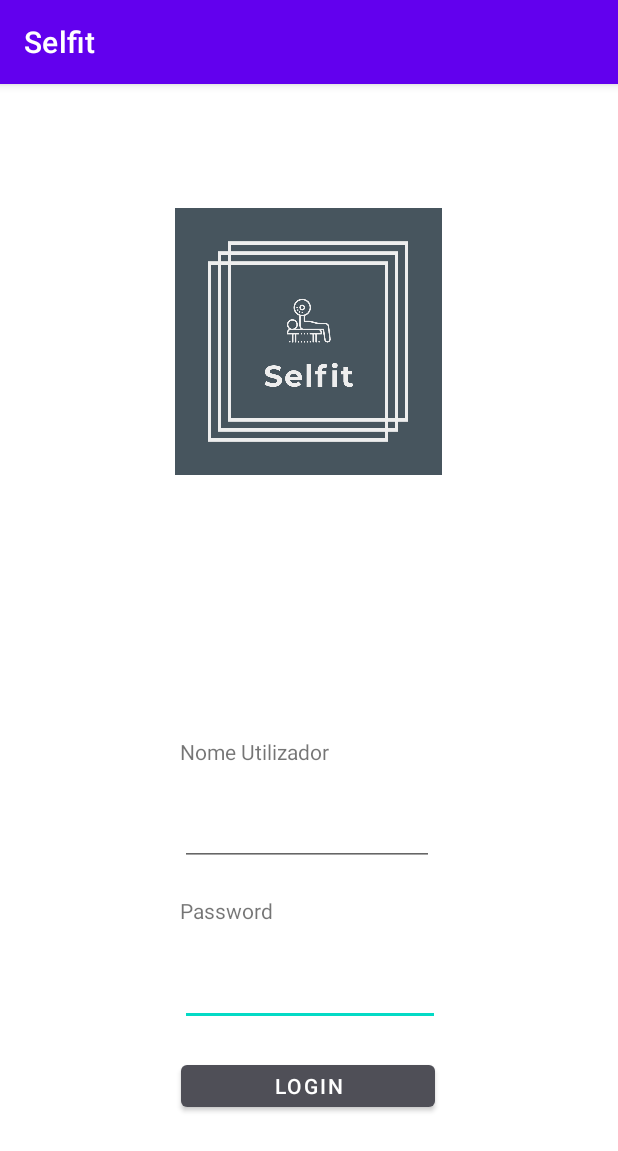
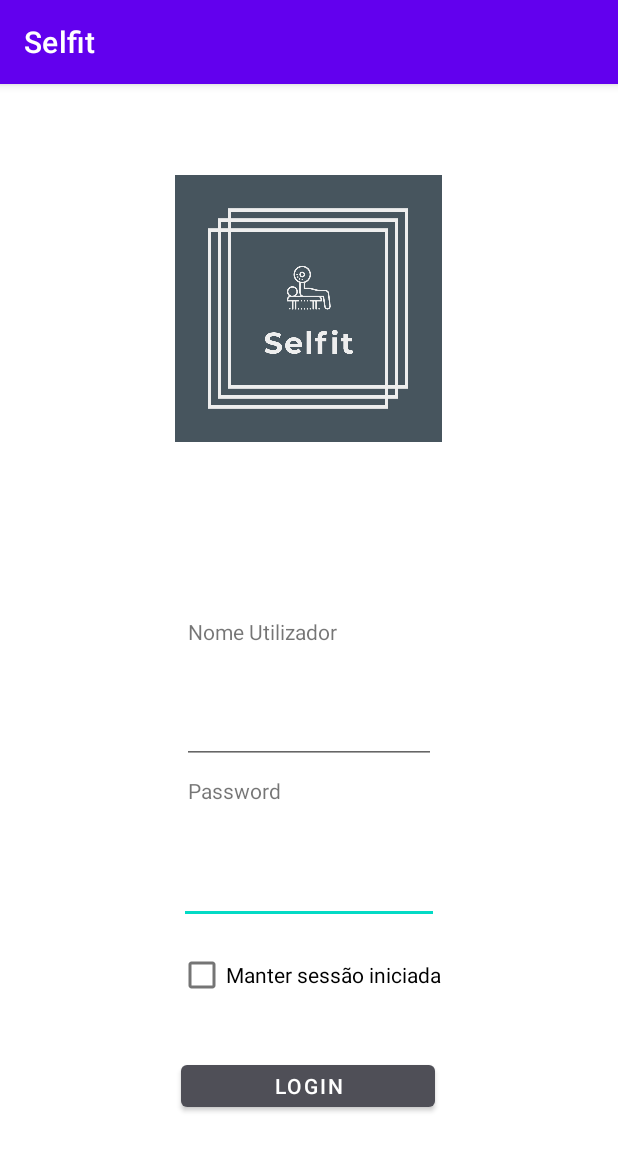
Before and after one commit to pedromprdias/Selfit, an Android app: the screen it shows after launch (MainActivity), after a tap on "LOGIN", on a phone screen of 412 x 824 dp. Shown: the top 1151 px of the screen. Run offline under Robolectric (Android 15) with nearby library versions, the phone set to English and light mode, and no system bars.

Commit message:
added login and auto login via shared preferences

```diff
--- /dev/null
+++ b/app/src/main/java/ipvc/estg/selfit/activities/MainActivity.kt
@@ -0,0 +1,118 @@
+package ipvc.estg.selfit.activities
+
+import android.content.Context
+import android.content.Intent
+import android.content.SharedPreferences
+import androidx.appcompat.app.AppCompatActivity
+import android.os.Bundle
+import android.view.View
+import android.widget.CheckBox
+import android.widget.EditText
+import android.widget.Toast
+import ipvc.estg.selfit.R
+import ipvc.estg.selfit.api.Endpoints
+import ipvc.estg.selfit.api.LoginOutput
+import ipvc.estg.selfit.api.ServiceBuilder
+import retrofit2.Call
+import retrofit2.Callback
+import retrofit2.Response
+import java.security.MessageDigest
+
+class MainActivity : AppCompatActivity() {
+    override fun onCreate(savedInstanceState: Bundle?) {
+        super.onCreate(savedInstanceState)
+        setContentView(R.layout.activity_main)
+
+        //read shared preferences file and get check if auto login is enable
+        val sharedPreferences: SharedPreferences = getSharedPreferences(getString(R.string.preferencesFile), Context.MODE_PRIVATE)
+
+        val autoLogin: Boolean = sharedPreferences.getBoolean("autoLogin", false)
+
+        //if so, move to home page
+        if(autoLogin) {
+            val intent = Intent(this@MainActivity, HomePage::class.java)
+            startActivity(intent)
+            finish()
+            //else, clear shared preferences
+        } else {
+            var sharedPreferences: SharedPreferences = getSharedPreferences(getString(R.string.preferencesFile), Context.MODE_PRIVATE)
+            with (sharedPreferences.edit()) {
+                putString("accessToken", "")
+                putBoolean("autoLogin", false)
+                commit()
+            }
+        }
+    }
+
+    //when clicking login button
+    fun login(view: View) {
+
+        //get inserted credentials
+        var username: String = findViewById<EditText>(R.id.inserir_nome).text.toString()
+        var password: String = findViewById<EditText>(R.id.inserir_pass).text.toString()
+
+        //if one of them is empty warn the user and stop
+        if(username == "") {
+            Toast.makeText(this@MainActivity, getString(R.string.noUsername), Toast.LENGTH_SHORT).show()
+        } else if(password == "") {
+            Toast.makeText(this@MainActivity, getString(R.string.noPassword), Toast.LENGTH_SHORT).show()
+            //else, hash the password
+        } else {
+            val md: MessageDigest = MessageDigest.getInstance("SHA-256")
+
+            md.update(password.toByteArray(Charsets.UTF_8))
+            val clone: MessageDigest = md.clone() as MessageDigest
+            val digest: ByteArray = clone.digest()
+
+            val hashedPassword = StringBuilder()
+
+            digest.forEach { byte -> hashedPassword.append(String.format("%02X", byte)) }
+
+            val request = ServiceBuilder.buildService(Endpoints::class.java)
+            val call = request.login(username, hashedPassword.toString())
+
+            //make loggin request to the api using the inserted credentials
+            call.enqueue(object : Callback<LoginOutput> {
+                override fun onResponse(call: Call<LoginOutput>, response: Response<LoginOutput>) {
+                    //if the call is successful, open the shared preferences and store the access token
+                    if(response.isSuccessful) {
+                        var sharedPreferences: SharedPreferences = getSharedPreferences(
+                            getString(R.string.preferencesFile),
+                            Context.MODE_PRIVATE
+                        )
+                        with(sharedPreferences.edit()) {
+                            putString("accessToken", response.body()!!.accessToken)
+                            commit()
+                        }
+                        //if auto login is enabled, store that info in the preferences
+                        if (findViewById<CheckBox>(R.id.keepLoggedCheckbox).isChecked) {
+                            sharedPreferences = getSharedPreferences(
+                                getString(R.string.preferencesFile),
+                                Context.MODE_PRIVATE
+                            )
+                            with(sharedPreferences.edit()) {
+                                putBoolean("autoLogin", true)
+                                commit()
+                            }
+                        }
+                        //go to the home page
+                        val intent = Intent(this@MainActivity, HomePage::class.java)
+                        startActivity(intent)
+                        finish()
+                    } else {
+                        //if the call is not successful, check the error code and warn the user accordingly
+                        when (response.code()){
+                            400 -> Toast.makeText(this@MainActivity, getString(R.string.erro), Toast.LENGTH_SHORT).show()
+                            401 -> Toast.makeText(this@MainActivity, getString(R.string.credenciaisInvalidas), Toast.LENGTH_SHORT).show()
+                        }
+                    }
+                }
+
+                //if there is a connection error warn the user
+                override fun onFailure(call: Call<LoginOutput>, t: Throwable) {
+                    Toast.makeText(this@MainActivity, getString(R.string.connectionError), Toast.LENGTH_SHORT).show()
+                }
+            })
+        }
+    }
+}
--- /dev/null
+++ b/app/src/main/java/ipvc/estg/selfit/api/Endpoints.kt
@@ -0,0 +1,17 @@
+package ipvc.estg.selfit.api
+
+import retrofit2.Call
+import retrofit2.http.Field
+import retrofit2.http.FormUrlEncoded
+import retrofit2.http.POST
+
+interface Endpoints {
+
+    //login endpoint
+    @FormUrlEncoded
+    @POST("login")
+    fun login(
+        @Field("username") username: String,
+        @Field("password") password: String
+    ): Call<LoginOutput>
+}
--- a/app/src/main/res/layout/activity_main.xml
+++ b/app/src/main/res/layout/activity_main.xml
@@ -1,55 +1,54 @@
 <?xml version="1.0" encoding="utf-8"?>
-<androidx.constraintlayout.widget.ConstraintLayout
-    xmlns:android="http://schemas.android.com/apk/res/android"
+<androidx.constraintlayout.widget.ConstraintLayout xmlns:android="http://schemas.android.com/apk/res/android"
     xmlns:app="http://schemas.android.com/apk/res-auto"
     xmlns:tools="http://schemas.android.com/tools"
     android:layout_width="match_parent"
     android:layout_height="match_parent">
 
+    <TextView
+        android:id="@+id/nomeUtilizador"
+        android:layout_width="161dp"
+        android:layout_height="28dp"
+        android:layout_marginBottom="32dp"
+        android:text="@string/nomeUser"
+        app:layout_constraintBottom_toTopOf="@+id/inserir_nome"
+        app:layout_constraintEnd_toEndOf="parent"
+        app:layout_constraintHorizontal_bias="0.5"
+        app:layout_constraintStart_toStartOf="parent" />
+
     <EditText
         android:id="@+id/inserir_pass"
         android:layout_width="173dp"
         android:layout_height="41dp"
-        android:layout_marginBottom="20dp"
+        android:layout_marginBottom="10dp"
         android:ems="10"
         android:inputType="textPassword"
-        app:layout_constraintBottom_toTopOf="@+id/login_button"
+        app:layout_constraintBottom_toTopOf="@+id/keepLoggedCheckbox"
         app:layout_constraintEnd_toEndOf="parent"
-        app:layout_constraintHorizontal_bias="0.504"
+        app:layout_constraintHorizontal_bias="0.5"
         app:layout_constraintStart_toStartOf="parent" />
 
     <TextView
-        android:id="@+id/nomeUtilizador"
+        android:id="@+id/password"
         android:layout_width="161dp"
-        android:layout_height="28dp"
-        android:layout_marginBottom="20dp"
-        android:text="@string/nomeUser"
-        app:layout_constraintBottom_toTopOf="@+id/inserir_nome"
+        android:layout_height="25dp"
+        android:layout_marginBottom="32dp"
+        android:text="Password"
+        app:layout_constraintBottom_toTopOf="@+id/inserir_pass"
         app:layout_constraintEnd_toEndOf="parent"
-        app:layout_constraintHorizontal_bias="0.48"
+        app:layout_constraintHorizontal_bias="0.5"
         app:layout_constraintStart_toStartOf="parent" />
 
     <EditText
         android:id="@+id/inserir_nome"
         android:layout_width="169dp"
         android:layout_height="38dp"
-        android:layout_marginBottom="20dp"
+        android:layout_marginBottom="8dp"
         android:ems="10"
         android:inputType="textPersonName"
         app:layout_constraintBottom_toTopOf="@+id/password"
         app:layout_constraintEnd_toEndOf="parent"
-        app:layout_constraintHorizontal_bias="0.495"
-        app:layout_constraintStart_toStartOf="parent" />
-
-    <TextView
-        android:id="@+id/password"
-        android:layout_width="161dp"
-        android:layout_height="25dp"
-        android:layout_marginBottom="20dp"
-        android:text="Password"
-        app:layout_constraintBottom_toTopOf="@+id/inserir_pass"
-        app:layout_constraintEnd_toEndOf="parent"
-        app:layout_constraintHorizontal_bias="0.48"
+        app:layout_constraintHorizontal_bias="0.5"
         app:layout_constraintStart_toStartOf="parent" />
 
     <Button
@@ -78,4 +77,15 @@
         app:layout_constraintTop_toTopOf="parent"
         app:layout_constraintVertical_bias="0.276"
         app:srcCompat="@drawable/logo" />
+
+    <CheckBox
+        android:id="@+id/keepLoggedCheckbox"
+        android:layout_width="wrap_content"
+        android:layout_height="wrap_content"
+        android:layout_marginBottom="30dp"
+        android:text="@string/keepMeLogged"
+        app:layout_constraintBottom_toTopOf="@+id/login_button"
+        app:layout_constraintEnd_toEndOf="parent"
+        app:layout_constraintHorizontal_bias="0.5"
+        app:layout_constraintStart_toStartOf="parent" />
 </androidx.constraintlayout.widget.ConstraintLayout>
--- a/app/src/main/res/values/strings.xml
+++ b/app/src/main/res/values/strings.xml
@@ -1,4 +1,11 @@
 <resources>
     <string name="app_name">Selfit</string>
     <string name="nomeUser" translatable="false">Nome Utilizador</string>
+    <string name="noUsername">O nome de utilizador não pode estar vazio.</string>
+    <string name="noPassword">A palavra passe não pode estar vazia.</string>
+    <string name="preferencesFile">preferencesFile</string>
+    <string name="keepMeLogged">Manter sessão iniciada</string>
+    <string name="connectionError">Erro ao conectar ao servidor</string>
+    <string name="erro">Erro de implementação.</string>
+    <string name="credenciaisInvalidas">Credenciais inválidas</string>
 </resources>
```
Also changed, not shown: app/build.gradle (+10 -0 lines), app/src/main/AndroidManifest.xml (+7 -2 lines), app/src/main/java/ipvc/estg/selfit/activities/HomePage.kt (renamed from app/src/main/java/ipvc/estg/selfit/MainActivity.kt, +4 -4 lines), app/src/main/java/ipvc/estg/selfit/api/ResponseClasses.kt (added, +8 -0 lines), app/src/main/java/ipvc/estg/selfit/api/ServiceBuilder.kt (added, +20 -0 lines), app/src/main/res/layout/activity_home_page.xml (added, +9 -0 lines).
